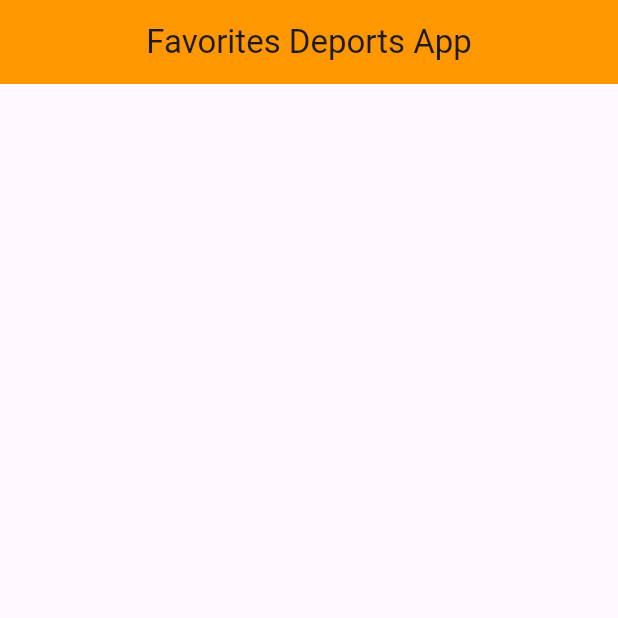
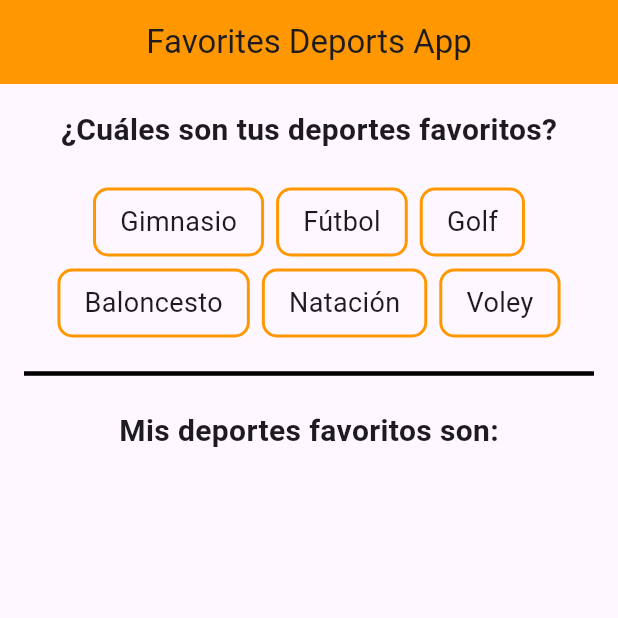
Before and after one commit to fr4nsgallegos/slider_app_g8, a Flutter app: the screen it shows after launch, on a phone screen of 412 x 824 dp, the top half of it. Run offline on Flutter 3.47's test engine with Material 3 defaults, Android fonts, the phone set to English and light mode, and no system bars; our stand-ins replace flutter_svg.

Commit message:
avance favorite deports

```diff
--- a/lib/pages/favorites_deports_page.dart
+++ b/lib/pages/favorites_deports_page.dart
@@ -6,6 +6,15 @@ class FavoritesDeportsPage extends StatefulWidget {
 }
 
 class _FavoritesDeportsPageState extends State<FavoritesDeportsPage> {
+  List<Map<String, dynamic>> deportsList = [
+    {"name": "Gimnasio", "isFavorite": false},
+    {"name": "Fútbol", "isFavorite": false},
+    {"name": "Golf", "isFavorite": false},
+    {"name": "Baloncesto", "isFavorite": false},
+    {"name": "Natación", "isFavorite": false},
+    {"name": "Voley", "isFavorite": false},
+  ];
+
   @override
   Widget build(BuildContext context) {
     return Scaffold(
@@ -14,7 +23,73 @@ class _FavoritesDeportsPageState extends State<FavoritesDeportsPage> {
         centerTitle: true,
         backgroundColor: Colors.orange,
       ),
-      body: Column(),
+      body: Padding(
+        padding: const EdgeInsets.all(16.0),
+        child: Column(
+          children: [
+            TituloWidget("¿Cuáles son tus deportes favoritos?"),
+            SizedBox(
+              height: 24,
+            ),
+            Wrap(
+              spacing: 8,
+              runSpacing: 8,
+              alignment: WrapAlignment.center,
+              children: [
+                for (int i = 0; i < deportsList.length; i++)
+                  ItemDeportWidget(deportsList[i]["name"])
+              ],
+            ),
+            Divider(
+              thickness: 3,
+              color: Colors.black,
+              height: 48,
+            ),
+            TituloWidget("Mis deportes favoritos son:")
+          ],
+        ),
+      ),
     );
   }
 }
+
+class TituloWidget extends StatelessWidget {
+  String texto;
+  TituloWidget(this.texto);
+  @override
+  Widget build(BuildContext context) {
+    return Text(
+      texto,
+      style: TextStyle(
+        fontSize: 20,
+        fontWeight: FontWeight.bold,
+      ),
+    );
+  }
+}
+
+class ItemDeportWidget extends StatelessWidget {
+  String tituloDeporte;
+  ItemDeportWidget(this.tituloDeporte);
+  @override
+  Widget build(BuildContext context) {
+    return GestureDetector(
+      onTap: () {},
+      child: Container(
+        padding: EdgeInsets.symmetric(horizontal: 16, vertical: 8),
+        decoration: BoxDecoration(
+          // color: Colors.redAccent,
+          borderRadius: BorderRadius.circular(10),
+          border: Border.all(
+            color: Colors.orange,
+            width: 2,
+          ),
+        ),
+        child: Text(
+          tituloDeporte,
+          style: TextStyle(fontSize: 18),
+        ),
+      ),
+    );
+  }
+}
```
